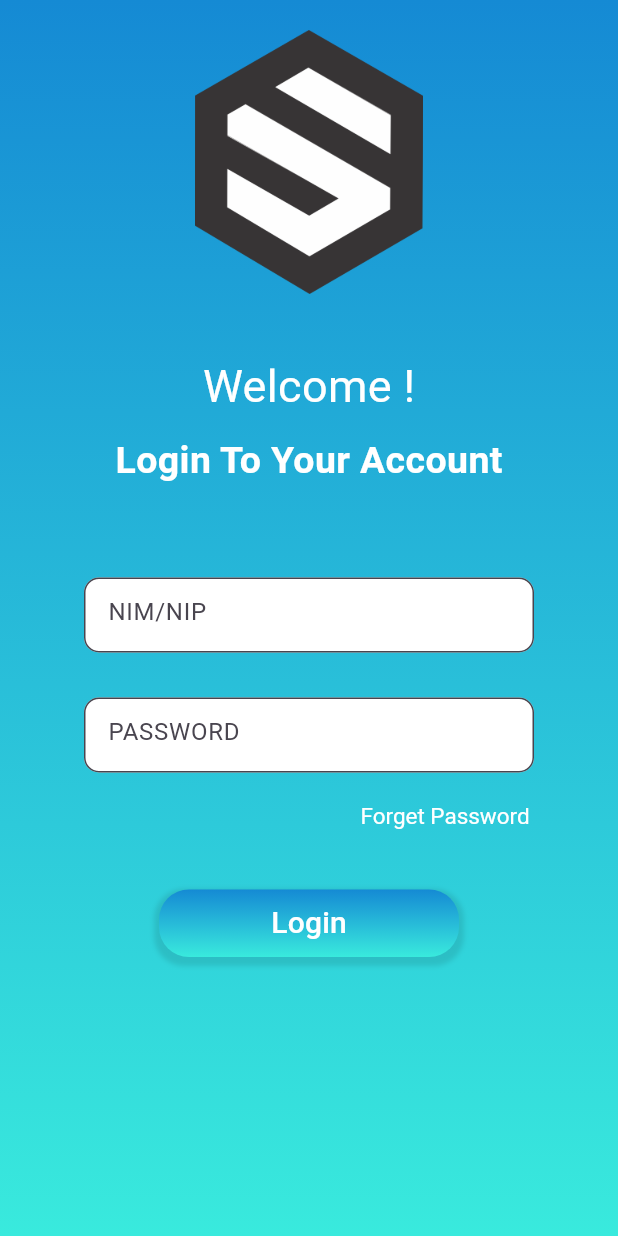
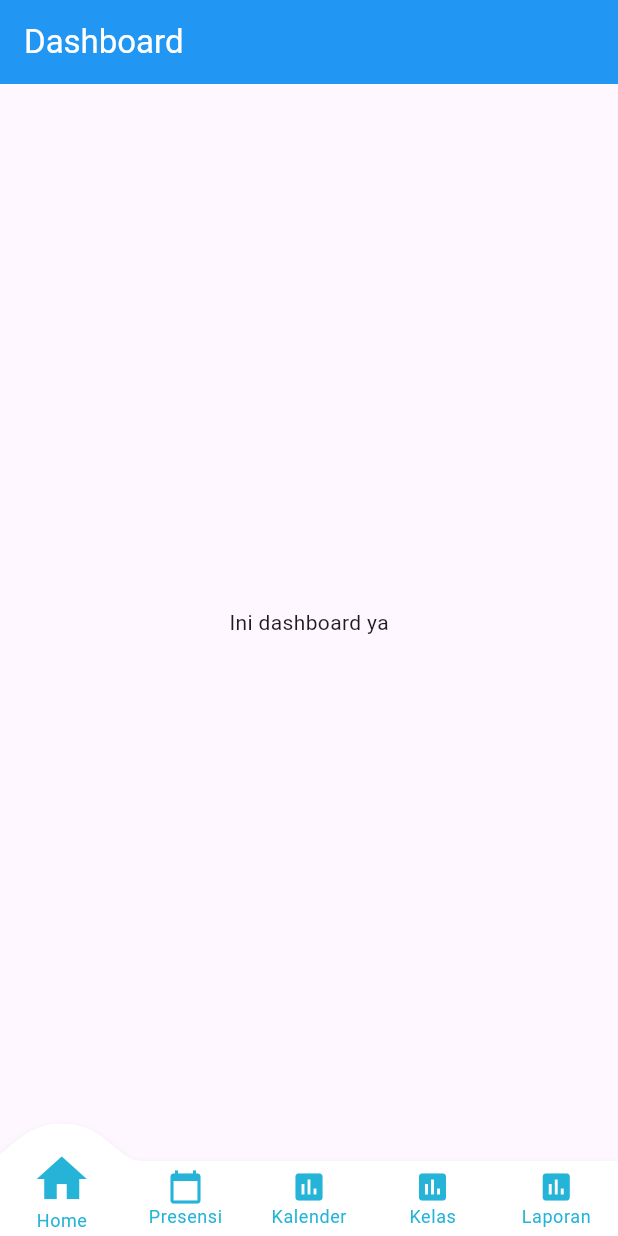
Before and after one commit to orminla/sp_academix, a Flutter app: the screen it shows after launch, on a phone screen of 412 x 824 dp. Run offline on Flutter 3.47's test engine with Material 3 defaults, Android fonts, the phone set to English and light mode, and no system bars; drawn by our look-alikes of convex_bottom_bar.

Commit message:
navbar buttom

```diff
--- a/lib/main.dart
+++ b/lib/main.dart
@@ -1,3 +1,4 @@
+import 'package:academix_polnep/sirekap/master.dart';
 import 'package:academix_polnep/views/login/login.dart';
 import 'package:academix_polnep/views/navigation.dart';
 import 'package:flutter/material.dart';
@@ -12,7 +13,8 @@ class MyApp extends StatelessWidget {
   @override
   Widget build(BuildContext context) {
     return const MaterialApp(
-      home: Login(),
+      debugShowCheckedModeBanner: false,
+      home: NavbarSiRekap(),
     );
   }
 }
--- /dev/null
+++ b/lib/sirekap/master.dart
@@ -0,0 +1,51 @@
+import 'package:academix_polnep/sirekap/views/dashboard.dart';
+import 'package:convex_bottom_bar/convex_bottom_bar.dart';
+import 'package:flutter/material.dart';
+
+class NavbarSiRekap extends StatefulWidget {
+  const NavbarSiRekap({super.key});
+
+  @override
+  State<NavbarSiRekap> createState() => _NavbarSiRekapState();
+}
+
+class _NavbarSiRekapState extends State<NavbarSiRekap> {
+  int selected = 0;
+  final page = [
+    const Dashboard(),
+    const Text("Presensi"),
+    const Text("Test"),
+    const Text("Halo"),
+    const Text("Dragon"),
+  ];
+
+  void changeSelectedNavBar(int index) {
+    setState(() {
+      selected = index;
+    });
+  }
+
+  @override
+  Widget build(BuildContext context) {
+    return Scaffold(
+      body: Center(
+        child: page.elementAt(selected),
+      ),
+      bottomNavigationBar: ConvexAppBar(
+        backgroundColor: Colors.white,
+        color: const Color(0xFF25B4D8),
+        activeColor: const Color(0xFF25B4D8),
+        style: TabStyle.react,
+        items: const [
+          TabItem(icon: Icons.home, title: 'Home'),
+          TabItem(icon: Icons.calendar_today, title: "Presensi"),
+          TabItem(icon: Icons.assessment, title: "Kalender"),
+          TabItem(icon: Icons.assessment, title: "Kelas"),
+          TabItem(icon: Icons.assessment, title: "Laporan"),
+        ],
+        onTap: changeSelectedNavBar,
+        initialActiveIndex: 0,
+      ),
+    );
+  }
+}
--- /dev/null
+++ b/lib/sirekap/views/dashboard.dart
@@ -0,0 +1,21 @@
+import 'package:flutter/material.dart';
+
+class Dashboard extends StatelessWidget {
+  const Dashboard({super.key});
+
+  @override
+  Widget build(BuildContext context) {
+    return Scaffold(
+      appBar: AppBar(
+        title: const Text(
+          'Dashboard',
+          style: TextStyle(color: Colors.white),
+        ),
+        backgroundColor: Colors.blue,
+      ),
+      body: Center(
+        child: Text("Ini dashboard ya"),
+      ),
+    );
+  }
+}
```
Also changed, not shown: pubspec.lock, 3 other files.
